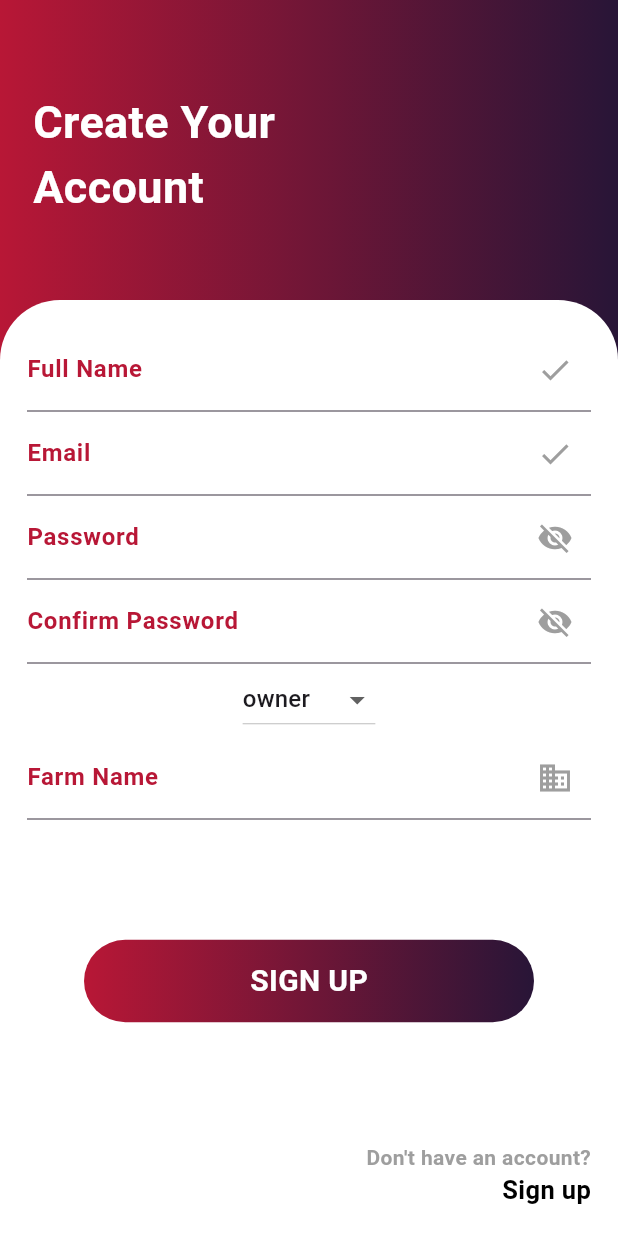
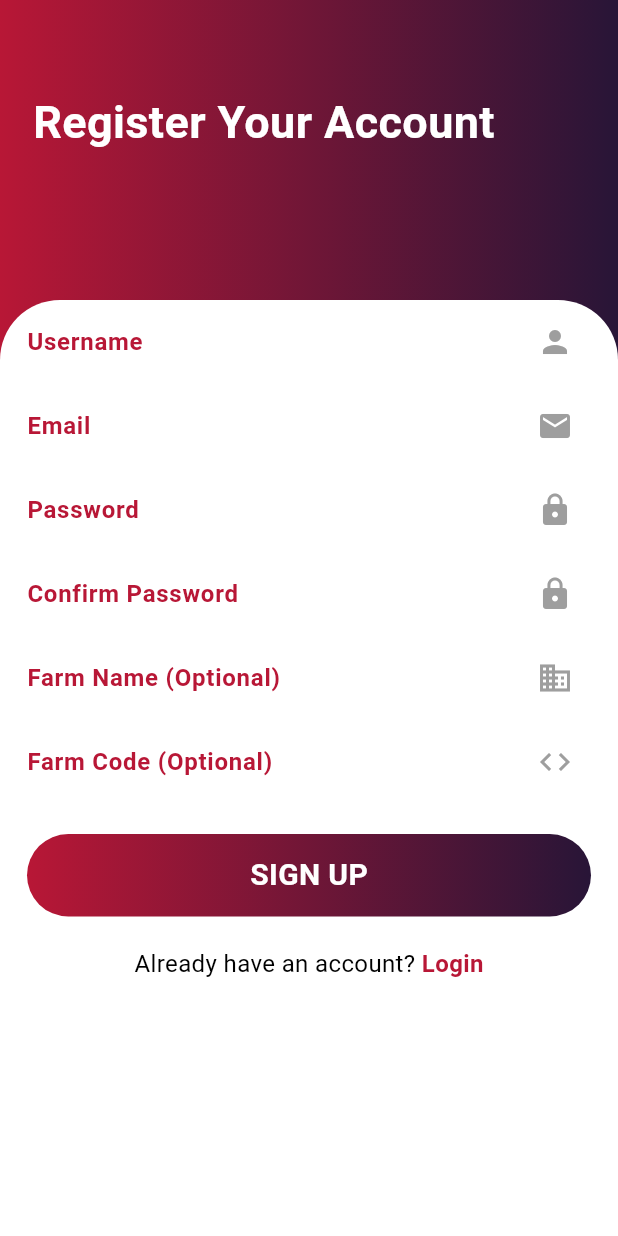
Before and after one commit to Lunga-28/cattle_app_management, a Flutter app: the screen it shows after launch, after a tap on "SIGN UP", on a phone screen of 412 x 824 dp. Run offline on Flutter 3.47's test engine with Material 3 defaults, Android fonts, the light colour scheme and no system bars.

Commit message:
redirect to sign in after signup and also fix issue on sign up in front end

```diff
--- a/client/lib/main.dart
+++ b/client/lib/main.dart
@@ -35,8 +35,11 @@
         '/login': (context) => const loginScreen(),
       },
       theme: ThemeData(
-        primarySwatch:
-            createMaterialColor(const Color.fromARGB(255, 145, 0, 150)),
+        primarySwatch: createMaterialColor(const Color(0xFF4CAF50)), // Natural green
+        colorScheme: ColorScheme.fromSwatch(
+          primarySwatch: createMaterialColor(const Color(0xFF4CAF50)), // Primary green
+          accentColor: const Color(0xFFFFC107), // Soft yellow
+        ),
         fontFamily: 'Roboto',
         visualDensity: VisualDensity.adaptivePlatformDensity,
       ),
--- a/client/lib/registration_screen.dart
+++ b/client/lib/registration_screen.dart
@@ -10,80 +10,106 @@ class RegScreen extends StatefulWidget {
 }
 
 class _RegScreenState extends State<RegScreen> {
-  final TextEditingController _nameController = TextEditingController();
+  final TextEditingController _usernameController = TextEditingController();
   final TextEditingController _emailController = TextEditingController();
   final TextEditingController _passwordController = TextEditingController();
-  final TextEditingController _confirmPasswordController =
-      TextEditingController();
+  final TextEditingController _confirmPasswordController = TextEditingController();
   final TextEditingController _farmNameController = TextEditingController();
-  final TextEditingController _signUpCodeController =
-      TextEditingController(); // Controller for sign-up code
+  final TextEditingController _farmCodeController = TextEditingController();
 
-  String _selectedRole = 'owner'; // Default role is owner
+  bool _isLoading = false;
 
   Future<void> _signup() async {
-    final String name = _nameController.text;
-    final String email = _emailController.text;
-    final String password = _passwordController.text;
-    final String confirmPassword = _confirmPasswordController.text;
-    final String farmName = _farmNameController.text;
-    final String signUpCode = _signUpCodeController.text;
+    // Basic validation
+    if (_usernameController.text.trim().isEmpty ||
+        _emailController.text.trim().isEmpty ||
+        _passwordController.text.isEmpty) {
+      ScaffoldMessenger.of(context).showSnackBar(
+        const SnackBar(content: Text('Username, email, and password are required')),
+      );
+      return;
+    }
 
-    if (password != confirmPassword) {
+    // Password matching validation
+    if (_passwordController.text != _confirmPasswordController.text) {
       ScaffoldMessenger.of(context).showSnackBar(
         const SnackBar(content: Text('Passwords do not match')),
       );
       return;
     }
 
-    String url;
-    Map<String, dynamic> body;
+    // Create request body
+    final body = {
+      'username': _usernameController.text.trim(),
+      'email': _emailController.text.trim(),
+      'password': _passwordController.text,
+    };
 
-    if (_selectedRole == 'worker') {
-      // Staff registration with sign-up code
-      url = 'http://10.0.2.2:3000/api/auth/signup-with-code';
-      body = {
-        'code': signUpCode,
-        'email': email,
-        'password': password,
-        'name': name,
-      };
-    } else {
-      // Owner/Manager registration with farm creation
-      url = 'http://10.0.2.2:3000/api/auth/signup';
-      body = {
-        'username': name,
-        'email': email,
-        'password': password,
-        'role': _selectedRole,
-        'farm_name': farmName,
-      };
+    // Add optional fields only if they're not empty
+    final farmName = _farmNameController.text.trim();
+    final farmCode = _farmCodeController.text.trim();
+
+    if (farmName.isNotEmpty) {
+      body['farm_name'] = farmName;
     }
+
+    if (farmCode.isNotEmpty) {
+      body['farm_code'] = farmCode;
+    }
+
+    setState(() {
+      _isLoading = true;
+    });
 
     try {
       final response = await http.post(
-        Uri.parse(url),
+        Uri.parse('http://10.0.2.2:3000/api/auth/signup'),
         headers: {'Content-Type': 'application/json'},
         body: json.encode(body),
       );
 
+      final responseData = json.decode(response.body);
+
       if (response.statusCode == 201) {
+        if (!mounted) return;
+
         ScaffoldMessenger.of(context).showSnackBar(
-          const SnackBar(content: Text('User created successfully')),
+          const SnackBar(
+            content: Text('Registration successful! Please login to continue.'),
+            backgroundColor: Colors.green,
+          ),
         );
-        Navigator.pushReplacementNamed(context, '/dashboard');
+
+        // Navigate to login screen instead of dashboard
+        Navigator.pushReplacementNamed(context, '/login');
       } else {
-        final responseData = json.decode(response.body);
+        if (!mounted) return;
+
+        // Handle specific error messages from your backend
+        String errorMessage = responseData['message'] ?? 'Registration failed';
+
         ScaffoldMessenger.of(context).showSnackBar(
           SnackBar(
-              content:
-                  Text('Failed to create user: ${responseData['message']}')),
+            content: Text(errorMessage),
+            backgroundColor: Colors.red,
+          ),
         );
       }
     } catch (error) {
+      if (!mounted) return;
+
       ScaffoldMessenger.of(context).showSnackBar(
-        SnackBar(content: Text('Network error: ${error.toString()}')),
+        SnackBar(
+          content: Text('Connection error: ${error.toString()}'),
+          backgroundColor: Colors.red,
+        ),
       );
+    } finally {
+      if (mounted) {
+        setState(() {
+          _isLoading = false;
+        });
+      }
     }
   }
 
@@ -96,19 +122,19 @@ class _RegScreenState extends State<RegScreen> {
             height: double.infinity,
             width: double.infinity,
             decoration: const BoxDecoration(
-              gradient: LinearGradient(colors: [
-                Color(0xffB81736),
-                Color(0xff281537),
-              ]),
+              gradient: LinearGradient(
+                colors: [Color(0xffB81736), Color(0xff281537)],
+              ),
             ),
             child: const Padding(
               padding: EdgeInsets.only(top: 60.0, left: 22),
               child: Text(
-                'Create Your\nAccount',
+                'Register Your Account',
                 style: TextStyle(
                   fontSize: 30,
                   color: Colors.white,
-                    fontWeight: FontWeight.bold),
+                  fontWeight: FontWeight.bold,
+                ),
               ),
             ),
           ),
@@ -118,183 +144,131 @@ class _RegScreenState extends State<RegScreen> {
               decoration: const BoxDecoration(
                 borderRadius: BorderRadius.only(
                   topLeft: Radius.circular(40),
-                    topRight: Radius.circular(40)),
+                  topRight: Radius.circular(40),
+                ),
                 color: Colors.white,
               ),
               height: double.infinity,
               width: double.infinity,
               child: Padding(
-                padding: const EdgeInsets.only(left: 18.0, right: 18),
-                child: Column(
-                  mainAxisAlignment: MainAxisAlignment.center,
+                padding: const EdgeInsets.symmetric(horizontal: 18.0),
+                child: ListView(
                   children: [
                     TextField(
-                      controller: _nameController,
+                      controller: _usernameController,
                       decoration: const InputDecoration(
-                          suffixIcon: Icon(
-                            Icons.check,
-                            color: Colors.grey,
-                          ),
-                          label: Text(
-                            'Full Name',
-                            style: TextStyle(
+                        labelText: 'Username',
+                        labelStyle: TextStyle(
                           fontWeight: FontWeight.bold,
                           color: Color(0xffB81736),
                         ),
-                          )),
+                        suffixIcon: Icon(Icons.person, color: Colors.grey),
+                      ),
                     ),
                     TextField(
                       controller: _emailController,
+                      keyboardType: TextInputType.emailAddress,
                       decoration: const InputDecoration(
-                          suffixIcon: Icon(
-                            Icons.check,
-                            color: Colors.grey,
-                          ),
-                          label: Text(
-                            'Email',
-                            style: TextStyle(
+                        labelText: 'Email',
+                        labelStyle: TextStyle(
                           fontWeight: FontWeight.bold,
                           color: Color(0xffB81736),
                         ),
-                          )),
+                        suffixIcon: Icon(Icons.email, color: Colors.grey),
+                      ),
                     ),
                     TextField(
                       controller: _passwordController,
                       obscureText: true,
                       decoration: const InputDecoration(
-                          suffixIcon: Icon(
-                            Icons.visibility_off,
-                            color: Colors.grey,
-                          ),
-                          label: Text(
-                            'Password',
-                            style: TextStyle(
+                        labelText: 'Password',
+                        labelStyle: TextStyle(
                           fontWeight: FontWeight.bold,
                           color: Color(0xffB81736),
                         ),
-                          )),
+                        suffixIcon: Icon(Icons.lock, color: Colors.grey),
+                      ),
                     ),
                     TextField(
                       controller: _confirmPasswordController,
                       obscureText: true,
                       decoration: const InputDecoration(
-                          suffixIcon: Icon(
-                            Icons.visibility_off,
-                            color: Colors.grey,
-                          ),
-                          label: Text(
-                            'Confirm Password',
-                            style: TextStyle(
+                        labelText: 'Confirm Password',
+                        labelStyle: TextStyle(
                           fontWeight: FontWeight.bold,
                           color: Color(0xffB81736),
                         ),
-                          )),
+                        suffixIcon: Icon(Icons.lock, color: Colors.grey),
                       ),
-                    // Add a dropdown to select role
-                    DropdownButton<String>(
-                      value: _selectedRole,
-                      onChanged: (String? newValue) {
-                        setState(() {
-                          _selectedRole = newValue!;
-                        });
-                      },
-                      items: <String>['owner', 'manager', 'worker']
-                          .map<DropdownMenuItem<String>>((String value) {
-                        return DropdownMenuItem<String>(
-                          value: value,
-                          child: Text(value),
-                        );
-                      }).toList(),
                     ),
-                    // Add a text field for farm name if role is owner or manager
-                    if (_selectedRole == 'owner' ||
-                        _selectedRole == 'manager') ...[
                     TextField(
                       controller: _farmNameController,
                       decoration: const InputDecoration(
-                            suffixIcon: Icon(
-                              Icons.business,
-                              color: Colors.grey,
-                            ),
-                            label: Text(
-                              'Farm Name',
-                              style: TextStyle(
+                        labelText: 'Farm Name (Optional)',
+                        labelStyle: TextStyle(
                           fontWeight: FontWeight.bold,
                           color: Color(0xffB81736),
                         ),
-                            )),
+                        suffixIcon: Icon(Icons.business, color: Colors.grey),
                       ),
-                    ] else ...[
+                    ),
                     TextField(
-                        controller: _signUpCodeController,
+                      controller: _farmCodeController,
                       decoration: const InputDecoration(
-                            suffixIcon: Icon(
-                              Icons.code,
-                              color: Colors.grey,
-                            ),
-                            label: Text(
-                              'Sign-Up Code',
-                              style: TextStyle(
+                        labelText: 'Farm Code (Optional)',
+                        labelStyle: TextStyle(
                           fontWeight: FontWeight.bold,
                           color: Color(0xffB81736),
                         ),
-                            )),
+                        suffixIcon: Icon(Icons.code, color: Colors.grey),
                       ),
-                    ],
-                    const SizedBox(
-                      height: 10,
                     ),
-                    const SizedBox(
-                      height: 70,
-                    ),
+                    const SizedBox(height: 20),
                     GestureDetector(
-                      onTap: _signup,
+                      onTap: _isLoading ? null : _signup,
                       child: Container(
                         height: 55,
-                        width: 300,
                         decoration: BoxDecoration(
                           borderRadius: BorderRadius.circular(30),
-                          gradient: const LinearGradient(colors: [
-                            Color(0xffB81736),
-                            Color(0xff281537),
-                          ]),
+                          gradient: const LinearGradient(
+                            colors: [Color(0xffB81736), Color(0xff281537)],
                           ),
-                        child: const Center(
-                          child: Text(
+                        ),
+                        child: Center(
+                          child: _isLoading
+                              ? const CircularProgressIndicator(color: Colors.white)
+                              : const Text(
                                   'SIGN UP',
                                   style: TextStyle(
+                                    color: Colors.white,
                                     fontWeight: FontWeight.bold,
                                     fontSize: 20,
-                                color: Colors.white),
                                   ),
                                 ),
                         ),
                       ),
-                    const SizedBox(
-                      height: 80,
                     ),
-                    const Align(
-                      alignment: Alignment.bottomRight,
-                      child: Column(
-                        mainAxisAlignment: MainAxisAlignment.end,
-                        crossAxisAlignment: CrossAxisAlignment.end,
+                    const SizedBox(height: 20),
+                    Row(
+                      mainAxisAlignment: MainAxisAlignment.center,
                       children: [
-                          Text(
-                            "Don't have an account?",
+                        const Text(
+                          'Already have an account? ',
+                          style: TextStyle(fontSize: 16),
+                        ),
+                        GestureDetector(
+                          onTap: () => Navigator.pushReplacementNamed(context, '/login'),
+                          child: const Text(
+                            'Login',
                             style: TextStyle(
+                              fontSize: 16,
+                              color: Color(0xffB81736),
                               fontWeight: FontWeight.bold,
-                                color: Colors.grey),
                             ),
-                          Text(
-                            "Sign up",
-                            style: TextStyle(
-                                fontWeight: FontWeight.bold,
-                                fontSize: 17,
-                                color: Colors.black),
+                          ),
                         ),
                       ],
                     ),
-                    )
                   ],
                 ),
               ),
--- a/client/lib/welcome_screen.dart
+++ b/client/lib/welcome_screen.dart
@@ -12,29 +12,39 @@ class WelcomeScreen extends StatelessWidget {
         height: double.infinity,
         width: double.infinity,
         decoration: const BoxDecoration(
-            gradient: LinearGradient(colors: [
-          Color(0xffB81736),
-          Color(0xff281537),
-        ])),
-        child: Column(children: [
+          gradient: LinearGradient(
+            colors: [
+              Color(0xFF4CAF50), // Adjusted to a natural green
+              Color(0xFF2E7D32), // Complementary darker green
+            ],
+            begin: Alignment.topCenter,
+            end: Alignment.bottomCenter,
+          ),
+        ),
+        child: Column(
+          children: [
             const Padding(
               padding: EdgeInsets.only(top: 200.0),
               child: Image(image: AssetImage('assets/logo.png')),
             ),
-          const SizedBox(
-            height: 100,
-          ),
+            const SizedBox(height: 80),
             const Text(
               'Welcome Back',
-            style: TextStyle(fontSize: 30, color: Colors.white),
+              style: TextStyle(
+                fontSize: 30,
+                color: Colors.white,
+                fontWeight: FontWeight.bold,
               ),
-          const SizedBox(
-            height: 30,
             ),
+            const SizedBox(height: 30),
             GestureDetector(
               onTap: () {
-              Navigator.push(context,
-                  MaterialPageRoute(builder: (context) => const loginScreen()));
+                Navigator.push(
+                  context,
+                  MaterialPageRoute(
+                    builder: (context) => const loginScreen(),
+                  ),
+                );
               },
               child: Container(
                 height: 53,
@@ -49,18 +59,21 @@ class WelcomeScreen extends StatelessWidget {
                     style: TextStyle(
                       fontSize: 20,
                       fontWeight: FontWeight.bold,
-                      color: Colors.white),
+                      color: Colors.white,
                     ),
                   ),
                 ),
               ),
-          const SizedBox(
-            height: 30,
             ),
+            const SizedBox(height: 20),
             GestureDetector(
               onTap: () {
-              Navigator.push(context,
-                  MaterialPageRoute(builder: (context) => const RegScreen()));
+                Navigator.push(
+                  context,
+                  MaterialPageRoute(
+                    builder: (context) => const RegScreen(),
+                  ),
+                );
               },
               child: Container(
                 height: 53,
@@ -76,21 +89,48 @@ class WelcomeScreen extends StatelessWidget {
                     style: TextStyle(
                       fontSize: 20,
                       fontWeight: FontWeight.bold,
-                      color: Colors.black),
+                      color: Color(0xFF4CAF50), // Match primary color
+                    ),
                   ),
                 ),
               ),
             ),
             const Spacer(),
-          const Text(
+            Row(
+              mainAxisAlignment: MainAxisAlignment.center,
+              children: const [
+                Text(
                   'Login with Google',
-            style: TextStyle(fontSize: 17, color: Colors.white),
-          ), //
-          const SizedBox(
-            height: 12,
+                  style: TextStyle(
+                    fontSize: 17,
+                    color: Colors.white,
                   ),
-          const Icon(Icons.facebook_outlined)
-        ]),
+                ),
+                SizedBox(width: 8),
+                Icon(
+                  Icons.email_outlined,
+                  color: Colors.white,
+                ),
+              ],
+            ),
+            const SizedBox(height: 12),
+            Row(
+              mainAxisAlignment: MainAxisAlignment.center,
+              children: const [
+                Icon(Icons.facebook_outlined, color: Colors.white),
+                SizedBox(width: 8),
+                Text(
+                  'Login with Facebook',
+                  style: TextStyle(
+                    fontSize: 17,
+                    color: Colors.white,
+                  ),
+                ),
+              ],
+            ),
+            const SizedBox(height: 20),
+          ],
+        ),
       ),
     );
   }
```
Also changed, not shown: client/lib/login_screen.dart (+55 -48 lines), 5 other files. Lines whose indentation alone changed are shown as unchanged.
